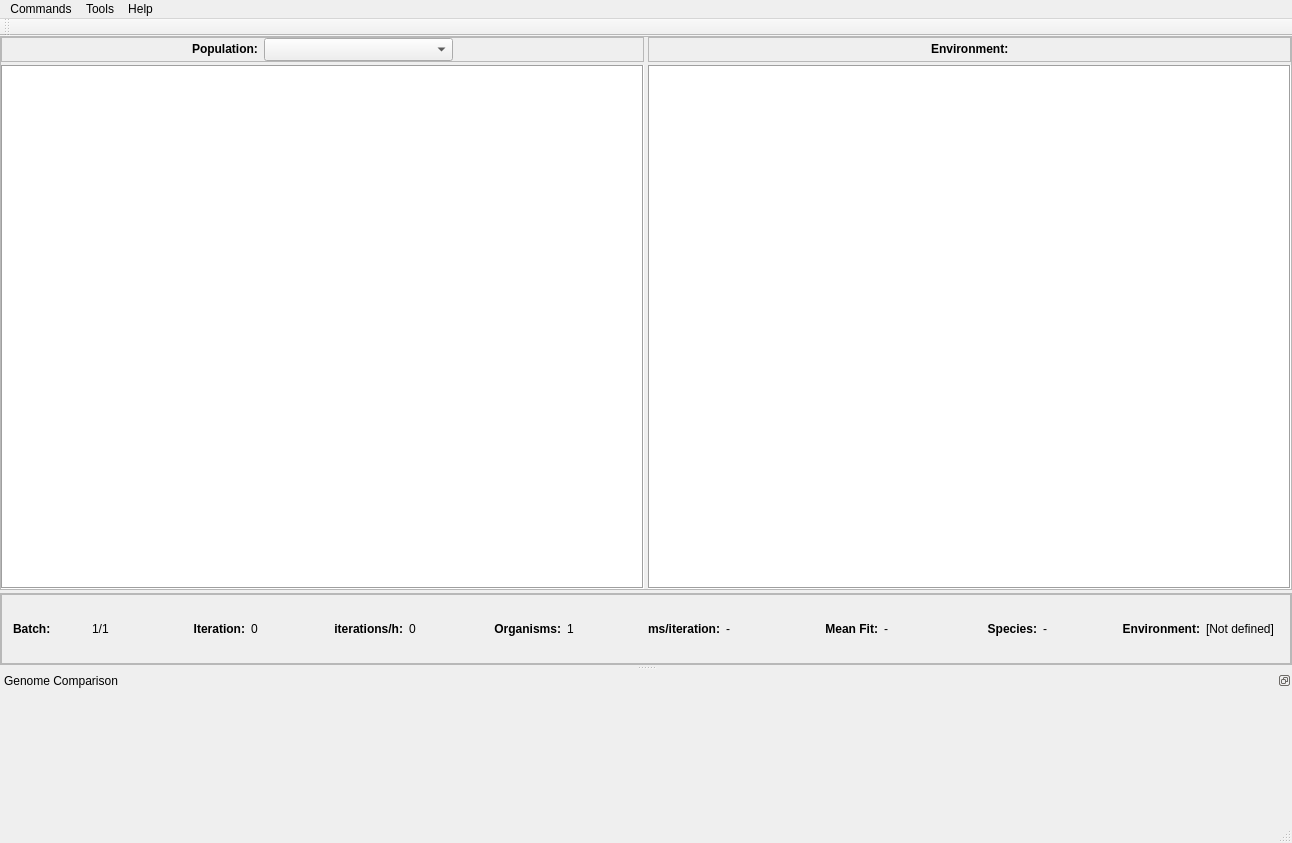
This is revosim/mainwindow.ui in palaeoware/revosim as Qt 5 draws it before an edit. The edited form follows.
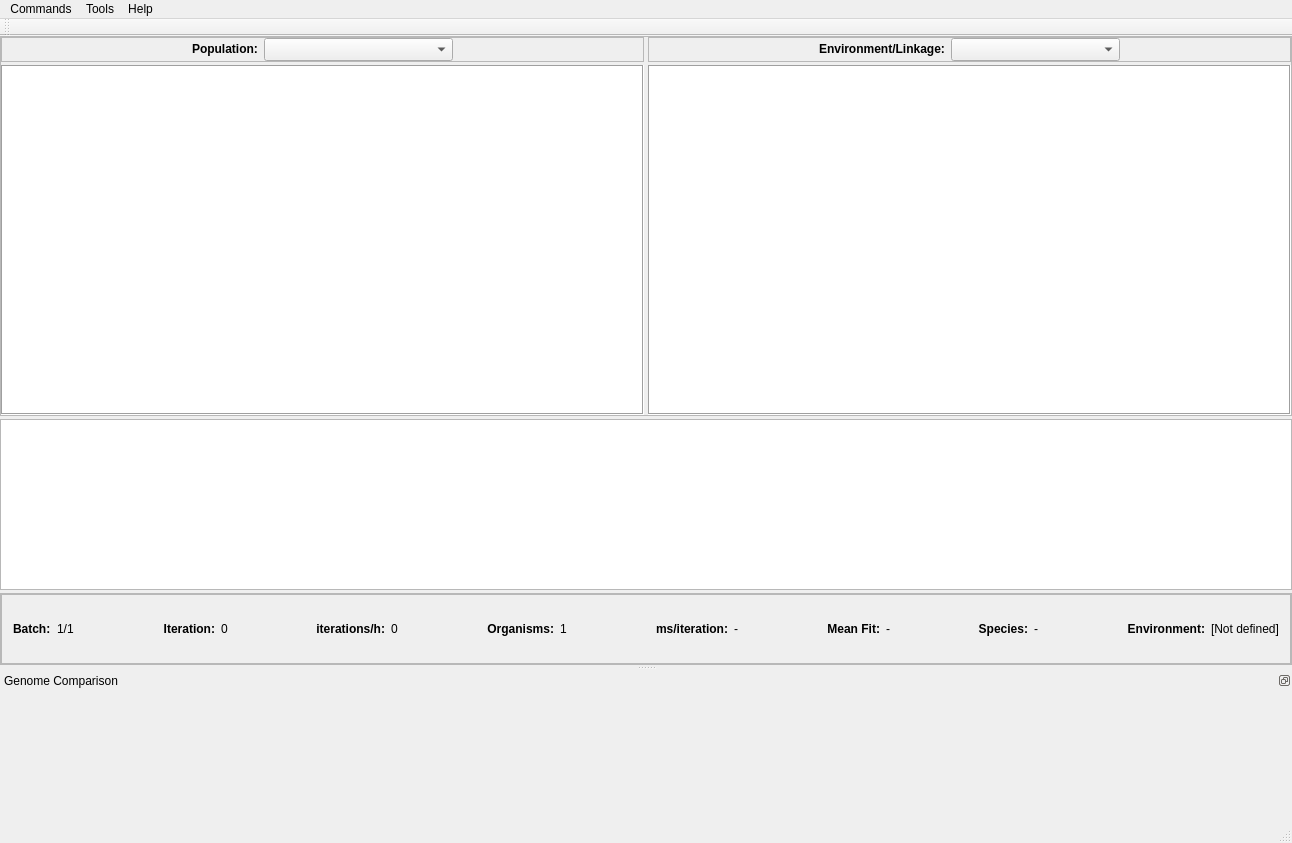
This is the edited form.

```diff
--- a/revosim/mainwindow.ui
+++ b/revosim/mainwindow.ui
@@ -264,13 +264,23 @@
             <item>
              <widget class="QLabel" name="label_2">
               <property name="text">
-               <string>&lt;b&gt;Environment:&lt;/b&gt;</string>
+               <string>&lt;html&gt;&lt;head/&gt;&lt;body&gt;&lt;p&gt;&lt;span style=&quot; font-weight:600;&quot;&gt;Environment/Linkage:&lt;/span&gt;&lt;/p&gt;&lt;/body&gt;&lt;/html&gt;</string>
               </property>
               <property name="alignment">
                <set>Qt::AlignLeading|Qt::AlignLeft|Qt::AlignVCenter</set>
               </property>
              </widget>
             </item>
+            <item>
+             <widget class="QComboBox" name="environmentWindowComboBox">
+              <property name="sizePolicy">
+               <sizepolicy hsizetype="Expanding" vsizetype="Expanding">
+                <horstretch>0</horstretch>
+                <verstretch>0</verstretch>
+               </sizepolicy>
+              </property>
+             </widget>
+            </item>
             <item>
              <spacer name="horizontalSpacer_4">
               <property name="orientation">
@@ -314,6 +324,19 @@
       </layout>
      </widget>
     </item>
+    <item>
+     <widget class="QTextEdit" name="testLog">
+      <property name="sizePolicy">
+       <sizepolicy hsizetype="Expanding" vsizetype="Expanding">
+        <horstretch>0</horstretch>
+        <verstretch>0</verstretch>
+       </sizepolicy>
+      </property>
+      <property name="textInteractionFlags">
+       <set>Qt::TextSelectableByMouse</set>
+      </property>
+     </widget>
+    </item>
     <item>
      <widget class="QFrame" name="frame">
       <property name="sizePolicy">
@@ -360,14 +383,23 @@
             <x>0</x>
             <y>0</y>
             <width>1288</width>
-            <height>69</height>
+            <height>68</height>
            </rect>
           </property>
           <layout class="QHBoxLayout" name="horizontalLayout_5">
            <item>
             <layout class="QHBoxLayout" name="horizontalLayout_3">
+             <property name="sizeConstraint">
+              <enum>QLayout::SetMinAndMaxSize</enum>
+             </property>
              <item>
               <widget class="QLabel" name="batchLabel">
+               <property name="sizePolicy">
+                <sizepolicy hsizetype="Maximum" vsizetype="Preferred">
+                 <horstretch>0</horstretch>
+                 <verstretch>0</verstretch>
+                </sizepolicy>
+               </property>
                <property name="text">
                 <string>&lt;b&gt;Batch:&lt;/b&gt;</string>
                </property>
@@ -375,13 +407,38 @@
              </item>
              <item>
               <widget class="QLabel" name="LabelBatch">
+               <property name="sizePolicy">
+                <sizepolicy hsizetype="Maximum" vsizetype="Preferred">
+                 <horstretch>0</horstretch>
+                 <verstretch>0</verstretch>
+                </sizepolicy>
+               </property>
                <property name="text">
                 <string>1/1</string>
                </property>
               </widget>
              </item>
+             <item>
+              <spacer name="horizontalSpacer_5">
+               <property name="orientation">
+                <enum>Qt::Horizontal</enum>
+               </property>
+               <property name="sizeHint" stdset="0">
+                <size>
+                 <width>40</width>
+                 <height>20</height>
+                </size>
+               </property>
+              </spacer>
+             </item>
              <item>
               <widget class="QLabel" name="iterationLabel">
+               <property name="sizePolicy">
+                <sizepolicy hsizetype="Maximum" vsizetype="Preferred">
+                 <horstretch>0</horstretch>
+                 <verstretch>0</verstretch>
+                </sizepolicy>
+               </property>
                <property name="text">
                 <string>&lt;b&gt;Iteration:&lt;/b&gt;</string>
                </property>
@@ -395,13 +452,38 @@
              </item>
              <item>
               <widget class="QLabel" name="LabelIteration">
+               <property name="sizePolicy">
+                <sizepolicy hsizetype="Maximum" vsizetype="Preferred">
+                 <horstretch>0</horstretch>
+                 <verstretch>0</verstretch>
+                </sizepolicy>
+               </property>
                <property name="text">
                 <string>0</string>
                </property>
               </widget>
              </item>
+             <item>
+              <spacer name="horizontalSpacer_6">
+               <property name="orientation">
+                <enum>Qt::Horizontal</enum>
+               </property>
+               <property name="sizeHint" stdset="0">
+                <size>
+                 <width>40</width>
+                 <height>20</height>
+                </size>
+               </property>
+              </spacer>
+             </item>
              <item>
               <widget class="QLabel" name="iterationsperhourLabel">
+               <property name="sizePolicy">
+                <sizepolicy hsizetype="Maximum" vsizetype="Preferred">
+                 <horstretch>0</horstretch>
+                 <verstretch>0</verstretch>
+                </sizepolicy>
+               </property>
                <property name="text">
                 <string>&lt;b&gt;iterations/h:&lt;/b&gt;</string>
                </property>
@@ -412,13 +494,38 @@
              </item>
              <item>
               <widget class="QLabel" name="LabelIterationsPerHour">
+               <property name="sizePolicy">
+                <sizepolicy hsizetype="Maximum" vsizetype="Preferred">
+                 <horstretch>0</horstretch>
+                 <verstretch>0</verstretch>
+                </sizepolicy>
+               </property>
                <property name="text">
                 <string>0</string>
                </property>
               </widget>
              </item>
+             <item>
+              <spacer name="horizontalSpacer_7">
+               <property name="orientation">
+                <enum>Qt::Horizontal</enum>
+               </property>
+               <property name="sizeHint" stdset="0">
+                <size>
+                 <width>40</width>
+                 <height>20</height>
+                </size>
+               </property>
+              </spacer>
+             </item>
              <item>
               <widget class="QLabel" name="crittersLabel">
+               <property name="sizePolicy">
+                <sizepolicy hsizetype="Maximum" vsizetype="Preferred">
+                 <horstretch>0</horstretch>
+                 <verstretch>0</verstretch>
+                </sizepolicy>
+               </property>
                <property name="text">
                 <string>&lt;b&gt;Organisms:&lt;/b&gt;</string>
                </property>
@@ -429,13 +536,38 @@
              </item>
              <item>
               <widget class="QLabel" name="LabelCritters">
+               <property name="sizePolicy">
+                <sizepolicy hsizetype="Maximum" vsizetype="Preferred">
+                 <horstretch>0</horstretch>
+                 <verstretch>0</verstretch>
+                </sizepolicy>
+               </property>
                <property name="text">
                 <string>1</string>
                </property>
               </widget>
              </item>
+             <item>
+              <spacer name="horizontalSpacer_8">
+               <property name="orientation">
+                <enum>Qt::Horizontal</enum>
+               </property>
+               <property name="sizeHint" stdset="0">
+                <size>
+                 <width>40</width>
+                 <height>20</height>
+                </size>
+               </property>
+              </spacer>
+             </item>
              <item>
               <widget class="QLabel" name="msPerIterationLabel">
+               <property name="sizePolicy">
+                <sizepolicy hsizetype="Maximum" vsizetype="Preferred">
+                 <horstretch>0</horstretch>
+                 <verstretch>0</verstretch>
+                </sizepolicy>
+               </property>
                <property name="text">
                 <string>&lt;b&gt;ms/iteration:&lt;/b&gt;</string>
                </property>
@@ -446,13 +578,38 @@
              </item>
              <item>
               <widget class="QLabel" name="LabelSpeed">
+               <property name="sizePolicy">
+                <sizepolicy hsizetype="Maximum" vsizetype="Preferred">
+                 <horstretch>0</horstretch>
+                 <verstretch>0</verstretch>
+                </sizepolicy>
+               </property>
                <property name="text">
                 <string>-</string>
                </property>
               </widget>
              </item>
+             <item>
+              <spacer name="horizontalSpacer_9">
+               <property name="orientation">
+                <enum>Qt::Horizontal</enum>
+               </property>
+               <property name="sizeHint" stdset="0">
+                <size>
+                 <width>40</width>
+                 <height>20</height>
+                </size>
+               </property>
+              </spacer>
+             </item>
              <item>
               <widget class="QLabel" name="meanFitLabel">
+               <property name="sizePolicy">
+                <sizepolicy hsizetype="Maximum" vsizetype="Preferred">
+                 <horstretch>0</horstretch>
+                 <verstretch>0</verstretch>
+                </sizepolicy>
+               </property>
                <property name="text">
                 <string>&lt;b&gt;Mean Fit:&lt;/b&gt;</string>
                </property>
@@ -463,13 +620,38 @@
              </item>
              <item>
               <widget class="QLabel" name="LabelFitness">
+               <property name="sizePolicy">
+                <sizepolicy hsizetype="Maximum" vsizetype="Preferred">
+                 <horstretch>0</horstretch>
+                 <verstretch>0</verstretch>
+                </sizepolicy>
+               </property>
                <property name="text">
                 <string>-</string>
                </property>
               </widget>
              </item>
+             <item>
+              <spacer name="horizontalSpacer_10">
+               <property name="orientation">
+                <enum>Qt::Horizontal</enum>
+               </property>
+               <property name="sizeHint" stdset="0">
+                <size>
+                 <width>40</width>
+                 <height>20</height>
+                </size>
+               </property>
+              </spacer>
+             </item>
              <item>
               <widget class="QLabel" name="speciesLabel">
+               <property name="sizePolicy">
+                <sizepolicy hsizetype="Maximum" vsizetype="Preferred">
+                 <horstretch>0</horstretch>
+                 <verstretch>0</verstretch>
+                </sizepolicy>
+               </property>
                <property name="text">
                 <string>&lt;b&gt;Species:&lt;/b&gt;</string>
                </property>
@@ -480,13 +662,38 @@
              </item>
              <item>
               <widget class="QLabel" name="LabelSpecies">
+               <property name="sizePolicy">
+                <sizepolicy hsizetype="Maximum" vsizetype="Preferred">
+                 <horstretch>0</horstretch>
+                 <verstretch>0</verstretch>
+                </sizepolicy>
+               </property>
                <property name="text">
                 <string>-</string>
                </property>
               </widget>
              </item>
+             <item>
+              <spacer name="horizontalSpacer_11">
+               <property name="orientation">
+                <enum>Qt::Horizontal</enum>
+               </property>
+               <property name="sizeHint" stdset="0">
+                <size>
+                 <width>40</width>
+                 <height>20</height>
+                </size>
+               </property>
+              </spacer>
+             </item>
              <item>
               <widget class="QLabel" name="environmentLabel">
+               <property name="sizePolicy">
+                <sizepolicy hsizetype="Maximum" vsizetype="Preferred">
+                 <horstretch>0</horstretch>
+                 <verstretch>0</verstretch>
+                </sizepolicy>
+               </property>
                <property name="text">
                 <string>&lt;b&gt;Environment:&lt;/b&gt;</string>
                </property>
@@ -497,9 +704,18 @@
              </item>
              <item>
               <widget class="QLabel" name="LabelEnvironment">
+               <property name="sizePolicy">
+                <sizepolicy hsizetype="Maximum" vsizetype="Preferred">
+                 <horstretch>0</horstretch>
+                 <verstretch>0</verstretch>
+                </sizepolicy>
+               </property>
                <property name="text">
                 <string>[Not defined]</string>
                </property>
+               <property name="alignment">
+                <set>Qt::AlignLeading|Qt::AlignLeft|Qt::AlignVCenter</set>
+               </property>
               </widget>
              </item>
             </layout>
```
Left out of the diff: 83 changed lines with no effect on the pictures.
